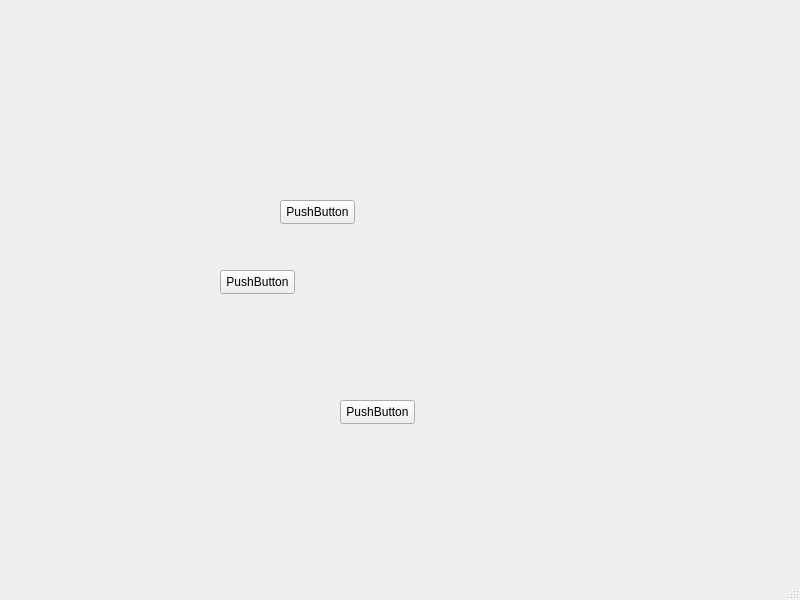
Old version of the form ui/main_window.ui in the repository adam-smashr/qt-battery-dashboard.
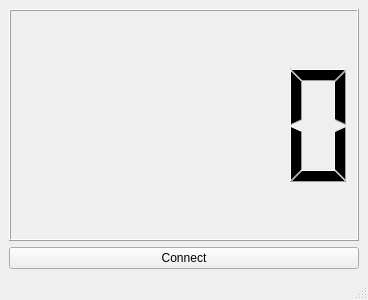
New version of the form.

Commit message: add initial dmm class and basic ui

```diff
--- a/ui/main_window.ui
+++ b/ui/main_window.ui
@@ -6,53 +6,26 @@
    <rect>
     <x>0</x>
     <y>0</y>
-    <width>800</width>
-    <height>600</height>
+    <width>368</width>
+    <height>300</height>
    </rect>
   </property>
   <property name="windowTitle">
    <string>MainWindow</string>
   </property>
   <widget class="QWidget" name="centralwidget">
-   <widget class="QPushButton" name="pushButton">
-    <property name="geometry">
-     <rect>
-      <x>280</x>
-      <y>200</y>
-      <width>75</width>
-      <height>24</height>
-     </rect>
-    </property>
-    <property name="text">
-     <string>PushButton</string>
-    </property>
-   </widget>
-   <widget class="QPushButton" name="pushButton_2">
-    <property name="geometry">
-     <rect>
-      <x>340</x>
-      <y>400</y>
-      <width>75</width>
-      <height>24</height>
-     </rect>
-    </property>
-    <property name="text">
-     <string>PushButton</string>
-    </property>
-   </widget>
-   <widget class="QPushButton" name="pushButton_3">
-    <property name="geometry">
-     <rect>
-      <x>220</x>
-      <y>270</y>
-      <width>75</width>
-      <height>24</height>
-     </rect>
-    </property>
-    <property name="text">
-     <string>PushButton</string>
-    </property>
-   </widget>
+   <layout class="QVBoxLayout" name="verticalLayout">
+    <item>
+     <widget class="QLCDNumber" name="lcdNumber"/>
+    </item>
+    <item>
+     <widget class="QPushButton" name="pushButton">
+      <property name="text">
+       <string>Connect</string>
+      </property>
+     </widget>
+    </item>
+   </layout>
   </widget>
   <widget class="QMenuBar" name="menubar">
    <property name="geometry">
@@ -64,7 +37,11 @@
     </rect>
    </property>
   </widget>
-  <widget class="QStatusBar" name="statusbar"/>
+  <widget class="QStatusBar" name="statusbar">
+   <property name="enabled">
+    <bool>true</bool>
+   </property>
+  </widget>
  </widget>
  <resources/>
  <connections/>
```
Left out of the diff: 2 changed lines with no effect on the pictures. The commit also changes 2 other files.
